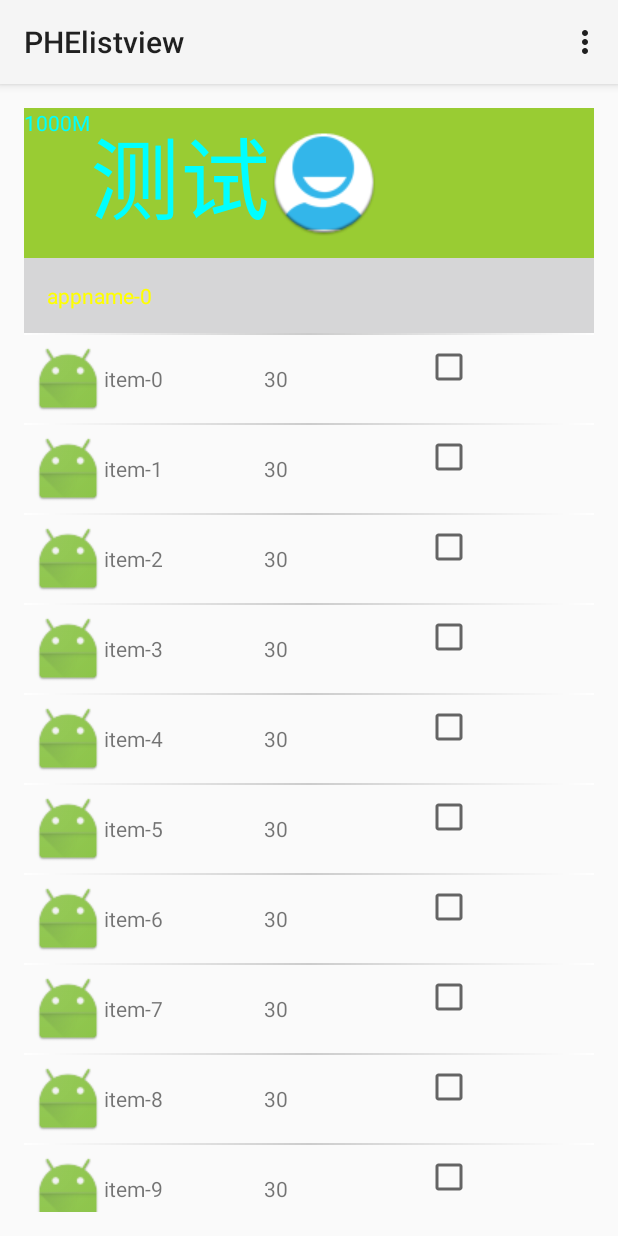
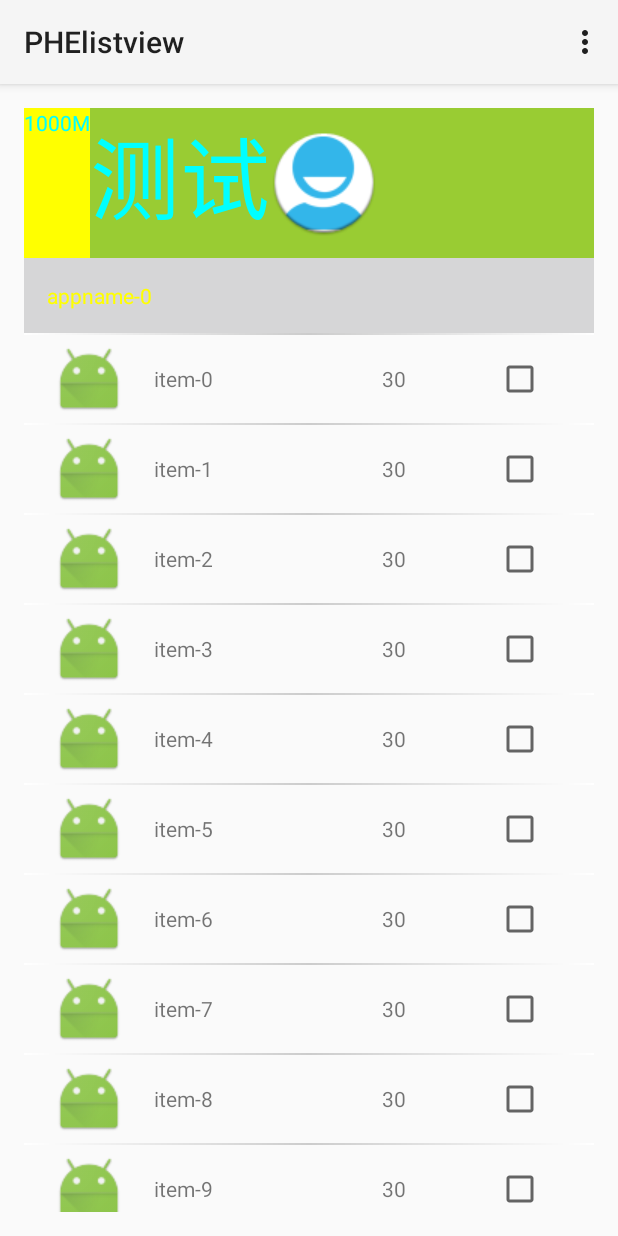
Before and after one commit to chrosyou/androidtest, an Android app: the screen it shows after launch (MainActivity), on a phone screen of 412 x 824 dp. Run offline under Robolectric (Android 15) with nearby library versions, the phone set to English and light mode, and no system bars.

Commit message:
before change textview size

```diff
--- a/check/PHElistview/app/src/main/java/com/example/macalyou/phelistview/StickyLayout.java
+++ b/check/PHElistview/app/src/main/java/com/example/macalyou/phelistview/StickyLayout.java
@@ -37,6 +37,7 @@ import android.view.MotionEvent;
 import android.view.View;
 import android.view.ViewConfiguration;
 import android.widget.LinearLayout;
+import android.widget.TextView;
 
 
 public class StickyLayout extends LinearLayout {
@@ -100,7 +101,7 @@ public class StickyLayout extends LinearLayout {
 
     // 获得高度
     private void initData() {
-        int headerId= getResources().getIdentifier("sticky_header", "id", getContext().getPackageName());
+        int headerId  = getResources().getIdentifier("sticky_header", "id", getContext().getPackageName());
         int contentId = getResources().getIdentifier("sticky_content", "id", getContext().getPackageName());
         if (headerId != 0 && contentId != 0) {
             mHeader = findViewById(headerId);
@@ -285,6 +286,8 @@ public class StickyLayout extends LinearLayout {
 
         if (mHeader != null && mHeader.getLayoutParams() != null) {
             mHeader.getLayoutParams().height = height;
+            TextView tvTitle = (TextView)mHeader.findViewById(R.id.tvTitle);
+            tvTitle.setTextSize(20);
             mHeader.requestLayout();   //调整大小
             mHeaderHeight = height;
         } else {
--- a/check/PHElistview/app/src/main/res/layout/activity_main.xml
+++ b/check/PHElistview/app/src/main/res/layout/activity_main.xml
@@ -26,6 +26,8 @@
                 android:layout_height="fill_parent"
                 android:textColor="#0ff"
                 android:text="1000M"
+
+                android:background="#ff0"
                 />
 
             <TextView
--- a/check/PHElistview/app/src/main/res/layout/child.xml
+++ b/check/PHElistview/app/src/main/res/layout/child.xml
@@ -3,38 +3,44 @@
     android:layout_width="fill_parent"
     android:layout_height="wrap_content"
     android:background="@drawable/selector_item"
-    android:gravity="center_vertical"
-    android:orientation="horizontal"
+    android:layout_marginLeft="500dp"
     android:descendantFocusability="blocksDescendants"
-    android:padding="5dp" >
+    android:padding="5dp"
+    android:orientation="horizontal">
 
     <ImageView
         android:id="@+id/apppic"
         android:layout_width="wrap_content"
         android:layout_height="wrap_content"
-        android:layout_alignParentRight="true"
-        android:layout_centerVertical="true"
+        android:layout_weight="1"
         android:src="@drawable/apppic"
-        android:visibility="visible" />
+        />
 
     <TextView
         android:id="@+id/name"
         android:layout_width="0dp"
-        android:layout_height="wrap_content"
-        android:layout_weight="1" />
+        android:layout_height="fill_parent"
+        android:layout_weight="3"
+        android:layout_marginLeft="5dp"
+        android:gravity="center_vertical"
+        />
+
     <TextView
         android:id="@+id/age"
         android:layout_width="0dp"
-        android:layout_height="wrap_content"
-        android:layout_weight="1"/>
+        android:layout_height="fill_parent"
+        android:layout_weight="3"
+        android:layout_marginRight="60dp"
+        android:gravity="right|center"
+        />
 
 
     <CheckBox
-     android:id="@+id/button1"
-     android:layout_width="0dp"
-     android:layout_height="wrap_content"
-     android:layout_weight="1"
-     android:layout_gravity="right"
-     />
+        android:id="@+id/button1"
+        android:layout_width="wrap_content"
+        android:layout_height="wrap_content"
+        android:layout_weight="1"
+        android:layout_gravity="center"
+        />
 
 </LinearLayout>
```
